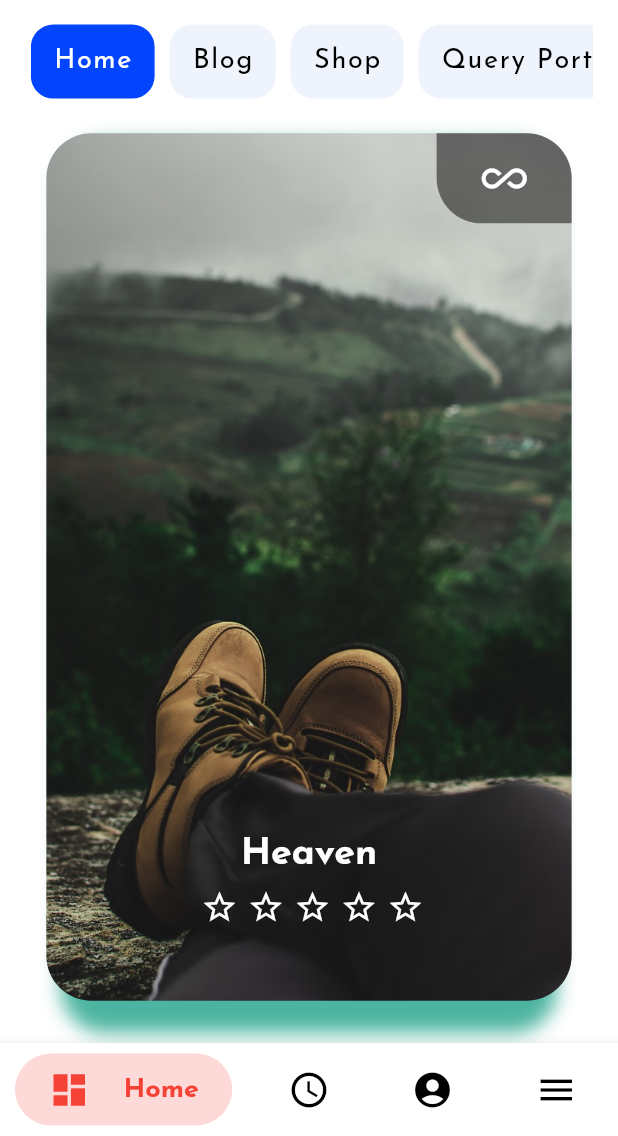
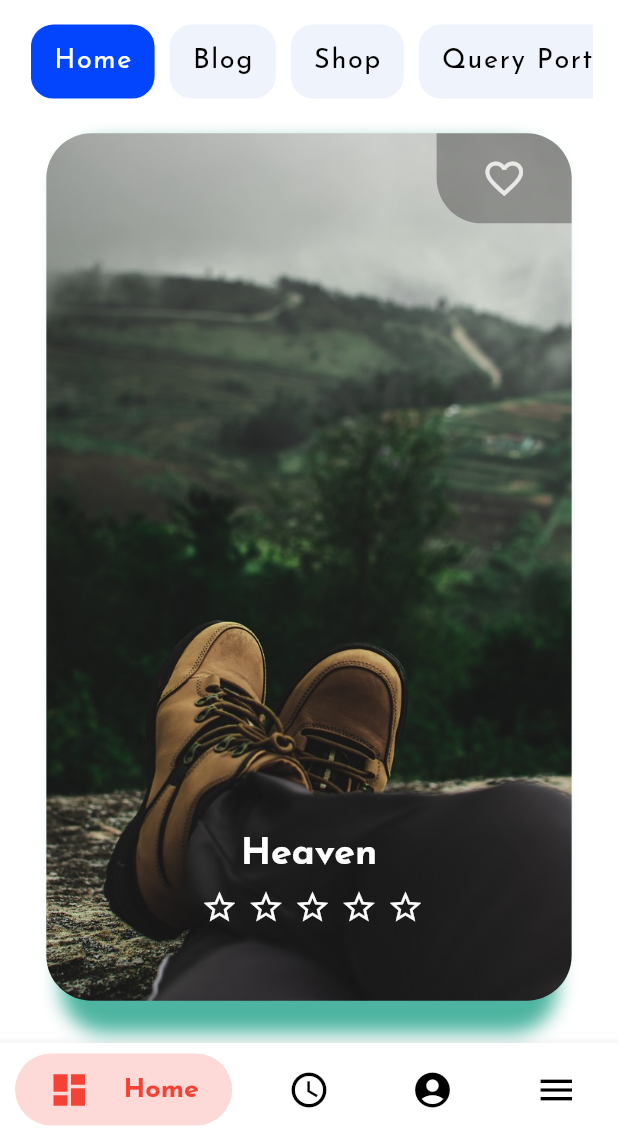
Before and after one commit to edwardmasih/Vichinoti, a Flutter app: the screen it shows after launch, on a phone screen of 412 x 824 dp, the part 100-1236 px from its top. Run offline on Flutter 3.47's test engine with Material 2 defaults, Android fonts, the phone set to English and light mode, and no system bars; drawn by our look-alikes of bubble_bottom_bar, carousel_slider.

Commit message:
made Material widget as parent for better Hero Transition.

```diff
--- a/lib/widgets/carousel_widget.dart
+++ b/lib/widgets/carousel_widget.dart
@@ -14,7 +14,8 @@ class CarouselWidget extends StatelessWidget {
 
   @override
   Widget build(BuildContext context) {
-    return Stack(
+    return Material(//for better hero transition
+      child: Stack(
         alignment: Alignment.center,
         children: <Widget>[
           //CREATING SHADOW OF CAROUSEL SLIDER
@@ -82,20 +83,21 @@ class CarouselWidget extends StatelessWidget {
               height: 60,
               alignment: Alignment.center,
               decoration: BoxDecoration(
-              color: Colors.black54.withOpacity(0.5),
+                color: Colors.black54.withOpacity(0.3),
                 borderRadius: BorderRadius.only(
                   topRight: Radius.circular(30),
                   bottomLeft: Radius.circular(30),
                 ),
               ),
               child: Icon(
-              Icons.all_inclusive,
-              color: Colors.white,
+                Icons.favorite_border,
+                color: Colors.white.withOpacity(0.8),
                 size: 30,
               ),
             ),
           ),
         ],
+      ),
     );
   }
 }
```
Lines whose indentation alone changed are shown as unchanged.
